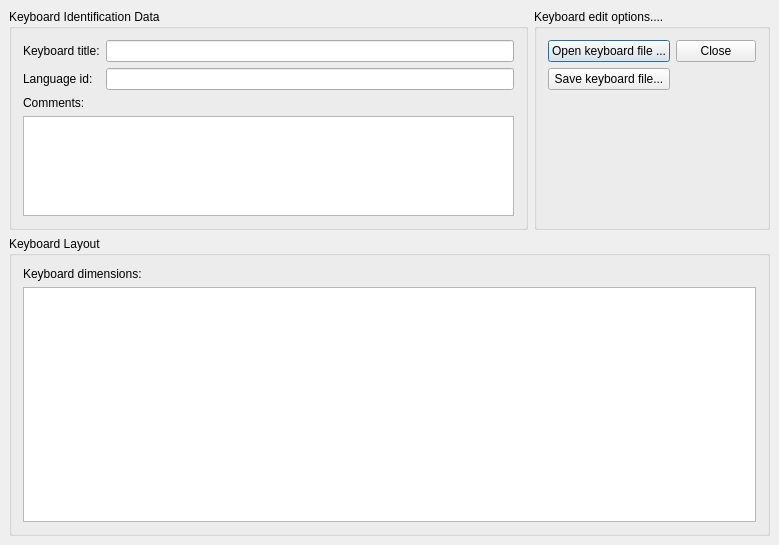
This is src/ui/ktouchkeyboardeditordialog.ui in KDE/ktouch as Qt 5 draws it before an edit. The edited form follows.
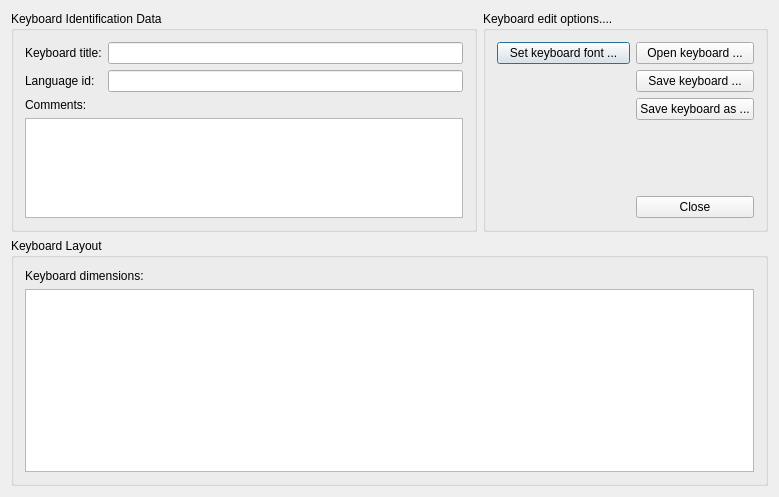
This is the edited form.

Commit message: Finished XML keyboard read/write implementation. Extended keyboard editor dialog (reading/writing works).

```diff
--- a/src/ui/ktouchkeyboardeditordialog.ui
+++ b/src/ui/ktouchkeyboardeditordialog.ui
@@ -6,31 +6,13 @@
     <x>0</x>
     <y>0</y>
     <width>779</width>
-    <height>545</height>
+    <height>497</height>
    </rect>
   </property>
   <property name="windowTitle" >
    <string>Keyboard Layout Editor</string>
   </property>
   <layout class="QGridLayout" >
-   <property name="leftMargin" >
-    <number>9</number>
-   </property>
-   <property name="topMargin" >
-    <number>9</number>
-   </property>
-   <property name="rightMargin" >
-    <number>9</number>
-   </property>
-   <property name="bottomMargin" >
-    <number>9</number>
-   </property>
-   <property name="horizontalSpacing" >
-    <number>6</number>
-   </property>
-   <property name="verticalSpacing" >
-    <number>6</number>
-   </property>
    <item row="0" column="0" >
     <widget class="QGroupBox" name="groupBox3" >
      <property name="sizePolicy" >
@@ -42,8 +24,8 @@
      <property name="title" >
       <string>Keyboard Identification Data</string>
      </property>
-     <layout class="QVBoxLayout" >
-      <item>
+     <layout class="QGridLayout" >
+      <item row="0" column="0" >
        <layout class="QGridLayout" >
         <property name="leftMargin" >
          <number>0</number>
@@ -85,14 +67,14 @@
         </item>
        </layout>
       </item>
-      <item>
+      <item row="1" column="0" >
        <widget class="QLabel" name="textLabel1" >
         <property name="text" >
          <string>Comments:</string>
         </property>
        </widget>
       </item>
-      <item>
+      <item row="2" column="0" >
        <widget class="QTextEdit" name="commentEdit" >
         <property name="sizePolicy" >
          <sizepolicy vsizetype="Maximum" hsizetype="Expanding" >
@@ -111,31 +93,6 @@
      </layout>
     </widget>
    </item>
-   <item row="1" column="0" colspan="2" >
-    <widget class="QGroupBox" name="groupBox5" >
-     <property name="sizePolicy" >
-      <sizepolicy vsizetype="Expanding" hsizetype="Expanding" >
-       <horstretch>0</horstretch>
-       <verstretch>4</verstretch>
-      </sizepolicy>
-     </property>
-     <property name="title" >
-      <string>Keyboard Layout</string>
-     </property>
-     <layout class="QVBoxLayout" >
-      <item>
-       <widget class="QLabel" name="dimensionsLabel" >
-        <property name="text" >
-         <string>Keyboard dimensions:</string>
-        </property>
-       </widget>
-      </item>
-      <item>
-       <widget class="QGraphicsView" name="keyboardView" />
-      </item>
-     </layout>
-    </widget>
-   </item>
    <item row="0" column="1" >
     <widget class="QGroupBox" name="groupBox" >
      <property name="sizePolicy" >
@@ -148,37 +105,61 @@
       <string>Keyboard edit options....</string>
      </property>
      <layout class="QGridLayout" >
-      <property name="verticalSpacing" >
-       <number>6</number>
-      </property>
-      <item row="2" column="0" >
-       <spacer>
-        <property name="orientation" >
-         <enum>Qt::Vertical</enum>
-        </property>
-        <property name="sizeHint" >
-         <size>
-          <width>20</width>
-          <height>40</height>
-         </size>
-        </property>
-       </spacer>
-      </item>
       <item row="0" column="0" >
+       <widget class="QPushButton" name="setFontButton" >
+        <property name="text" >
+         <string>Set keyboard font ...</string>
+        </property>
+       </widget>
+      </item>
+      <item row="0" column="1" >
        <widget class="QPushButton" name="openButton" >
         <property name="text" >
-         <string>Open keyboard file ...</string>
+         <string>Open keyboard ...</string>
         </property>
        </widget>
       </item>
-      <item row="1" column="0" >
+      <item rowspan="4" row="1" column="0" >
+       <spacer>
+        <property name="orientation" >
+         <enum>Qt::Vertical</enum>
+        </property>
+        <property name="sizeHint" >
+         <size>
+          <width>133</width>
+          <height>131</height>
+         </size>
+        </property>
+       </spacer>
+      </item>
+      <item row="1" column="1" >
        <widget class="QPushButton" name="saveButton" >
         <property name="text" >
-         <string>Save keyboard file...</string>
+         <string>Save keyboard ...</string>
         </property>
        </widget>
       </item>
-      <item row="0" column="1" >
+      <item row="2" column="1" >
+       <widget class="QPushButton" name="saveAsButton" >
+        <property name="text" >
+         <string>Save keyboard as ...</string>
+        </property>
+       </widget>
+      </item>
+      <item row="3" column="1" >
+       <spacer>
+        <property name="orientation" >
+         <enum>Qt::Vertical</enum>
+        </property>
+        <property name="sizeHint" >
+         <size>
+          <width>20</width>
+          <height>31</height>
+         </size>
+        </property>
+       </spacer>
+      </item>
+      <item row="4" column="1" >
        <widget class="QPushButton" name="closeButton" >
         <property name="text" >
          <string>Close</string>
@@ -188,6 +169,31 @@
      </layout>
     </widget>
    </item>
+   <item row="1" column="0" colspan="2" >
+    <widget class="QGroupBox" name="groupBox5" >
+     <property name="sizePolicy" >
+      <sizepolicy vsizetype="Expanding" hsizetype="Expanding" >
+       <horstretch>0</horstretch>
+       <verstretch>4</verstretch>
+      </sizepolicy>
+     </property>
+     <property name="title" >
+      <string>Keyboard Layout</string>
+     </property>
+     <layout class="QVBoxLayout" >
+      <item>
+       <widget class="QLabel" name="dimensionsLabel" >
+        <property name="text" >
+         <string>Keyboard dimensions:</string>
+        </property>
+       </widget>
+      </item>
+      <item>
+       <widget class="QGraphicsView" name="keyboardView" />
+      </item>
+     </layout>
+    </widget>
+   </item>
   </layout>
  </widget>
  <layoutdefault spacing="6" margin="11" />
```
Left out of the diff: 11 changed lines with no effect on the pictures. The commit also changes 8 other files.
